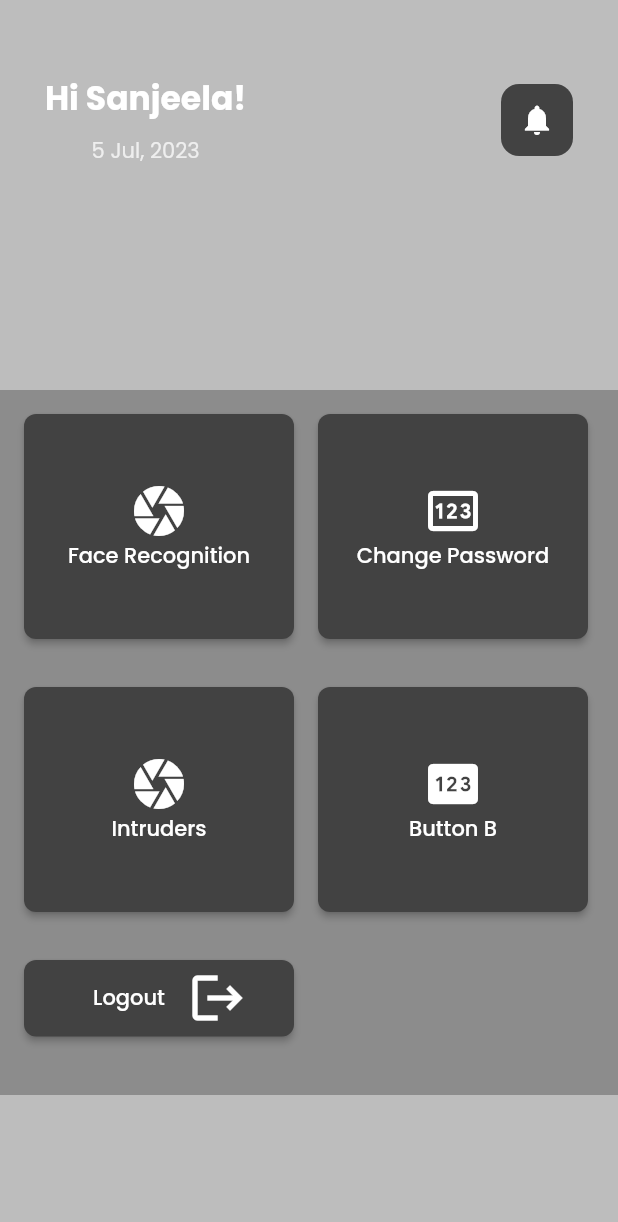
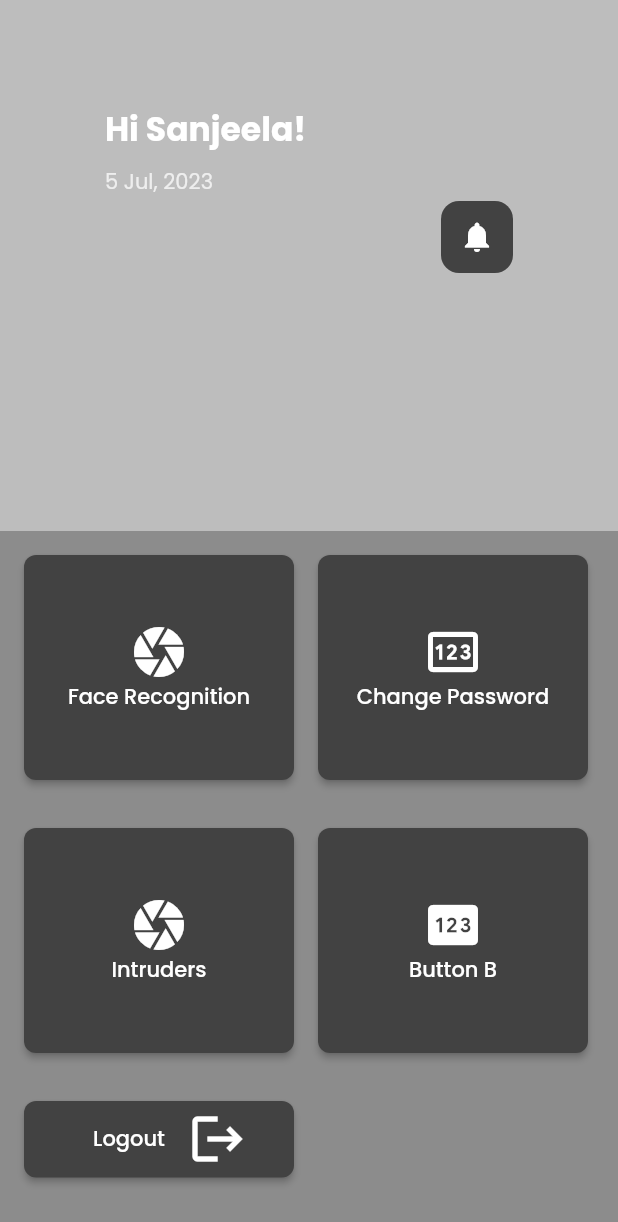
Before and after one commit to prasnaaryal/intruderdetection, a Flutter app: the screen it shows after launch, on a phone screen of 412 x 824 dp. Shown: the top 1222 px of the screen. Run offline on Flutter 3.47's test engine with Material 2 defaults, Android fonts, the phone set to English and light mode, and no system bars; drawn by our look-alikes of loader_overlay; our stand-ins replace cloud_firestore, firebase_auth, firebase_core, firebase_messaging, firebase_storage, flutter_local_notifications and 5 more; accounts and stored records are empty.

Commit message:
very minor changes

```diff
--- a/lib/Screens/dashboard.dart
+++ b/lib/Screens/dashboard.dart
@@ -49,14 +49,14 @@ class _DashboardState extends State<Dashboard> {
   Widget build(BuildContext context) {
     return Scaffold(
       backgroundColor: Colors.black26,
-      body: Column(children: [
-        Padding(
-          padding: const EdgeInsets.all(30.0),
-          child: Row(
-            mainAxisAlignment: MainAxisAlignment.spaceBetween,
+      body: Column(
         children: [
-              Column(
-                // crossAxisAlignment: CrossAxisAlignment.start,
+          Align(
+            alignment: Alignment.topLeft,
+            child: Padding(
+              padding: const EdgeInsets.all(70.0),
+              child: Column(
+                crossAxisAlignment: CrossAxisAlignment.start,
                 children: [
                   // greeting row
                   Text(
@@ -77,21 +77,52 @@ class _DashboardState extends State<Dashboard> {
                       color: Colors.grey[200],
                     ),
                   ),
-                ],
-              ),
-              SizedBox(
-                height: 100,
-              ),
+
+                  // Rest of the code...
+                  // Padding(
+                  //   padding: const EdgeInsets.all(30.0),
+                  //   child: Row(
+                  //     mainAxisAlignment: MainAxisAlignment.spaceBetween,
+                  //     children: [
+                  //       Column(
+                  //         // crossAxisAlignment: CrossAxisAlignment.start,
+                  //         children: [
+                  //           // greeting row
+                  //           Text(
+                  //             "Hi Sanjeela!",
+                  //             style: TextStyle(
+                  //               color: Colors.white,
+                  //               fontSize: 22,
+                  //               fontWeight: FontWeight.bold,
+                  //               // fontFamily: "Times New Roman",
+                  //             ),
+                  //           ),
+                  //           SizedBox(
+                  //             height: 8,
+                  //           ),
+                  //           Text(
+                  //             '23 Jan, 2023',
+                  //             style: TextStyle(
+                  //               color: Colors.grey[200],
+                  //             ),
+                  //           ),
+                  //         ],
+                  //       ),
+                  Align(
+                    alignment: Alignment.topRight,
+                    child: Padding(
+                      padding: const EdgeInsets.symmetric(
+                          vertical: 2.0, horizontal: 0.0),
+                      child: Column(
+                        crossAxisAlignment: CrossAxisAlignment.start,
+                        children: [
                           GestureDetector(
                             onTap: () {
-                  // Handle press event here
-                  // Add your desired functionality
                               Navigator.of(context).pushReplacement(
                                 MaterialPageRoute(
                                   builder: (context) => NotificationScreen(),
                                 ),
                               );
-                  // print('Container pressed!');
                             },
                             child: Container(
                               decoration: BoxDecoration(
@@ -104,8 +135,13 @@ class _DashboardState extends State<Dashboard> {
                                 color: Colors.white,
                               ),
                             ),
+                          ),
+                        ],
+                      ),
+                    ),
                   )
                 ],
+              ),
             ),
           ),
           SizedBox(
@@ -299,7 +335,8 @@ class _DashboardState extends State<Dashboard> {
               ),
             ],
           ),
-      ]),
+        ],
+      ),
     );
   }
 }
```
Lines whose indentation alone changed are shown as unchanged.
